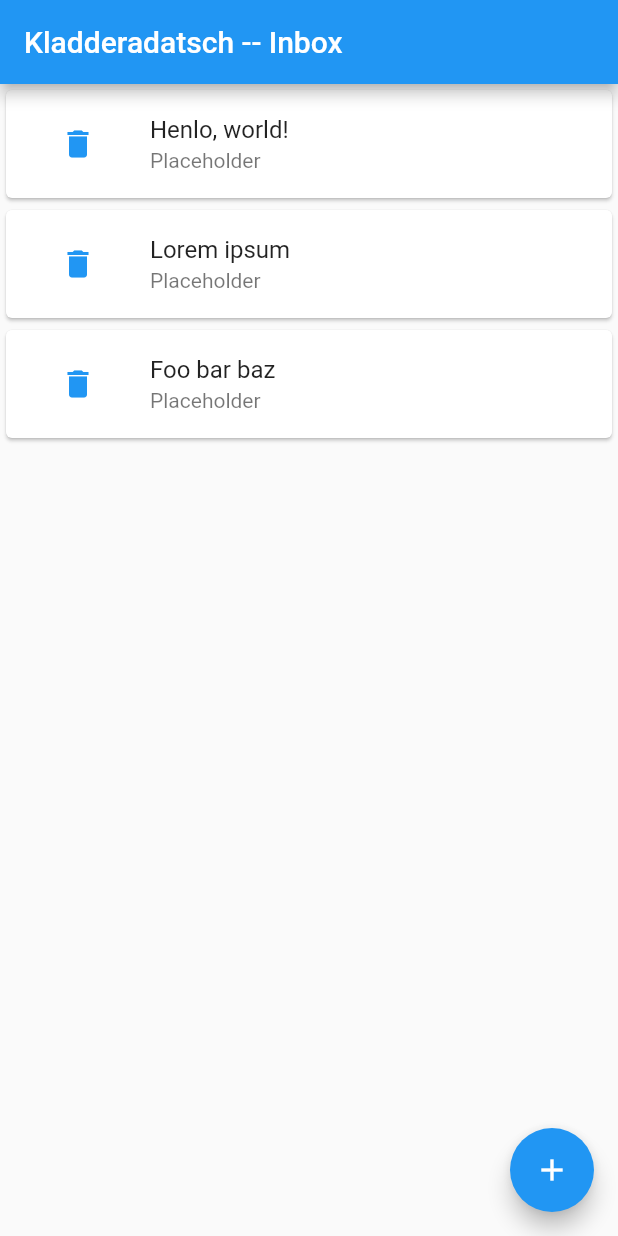
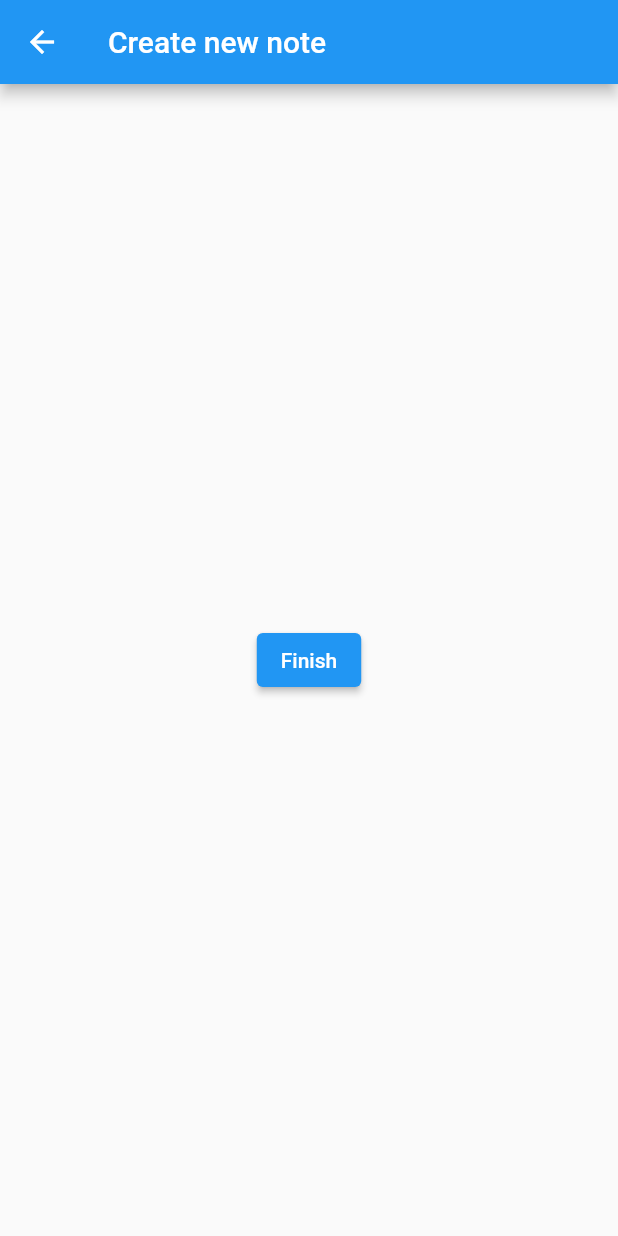
Before and after one commit to MaxNerius/kladderadatsch, a Flutter app: the screen it shows after launch, after a tap on the "add" icon, on a phone screen of 412 x 824 dp. Run offline on Flutter 3.47's test engine with Material 2 defaults, Android fonts, the light colour scheme and no system bars.

Commit message:
Flesh out the note creation process
Users get navigated to a `NoteCreationRoute`, which will be a form
(in the future) that returns the freshly created note to the parent
widget which, in turn, will add it to the app's global state.

```diff
--- a/lib/main.dart
+++ b/lib/main.dart
@@ -93,12 +93,27 @@ class DrawerRoute extends StatelessWidget {
   @override
   Widget build(BuildContext context) {
     return Consumer<NotesModel>(
-      builder: (context, notesState, child) => Container(
-        child: child ?? ListView(
+      builder: (context, notesState, _) => ListView(
         children: [
           for (var todo in notesState.notes)
             TodoCardRoute(note: todo),
         ],
+      ),
+    );
+  }
+}
+
+class NoteCreationRoute extends StatelessWidget {
+  const NoteCreationRoute({super.key});
+
+  @override
+  Widget build(BuildContext context) {
+    return Scaffold(
+      appBar: AppBar(title: const Text('Create new note')),
+      body: Center(
+        child: ElevatedButton(
+          child: const Text('Finish'),
+          onPressed: () => Navigator.pop(context, Note(title: 'I come from the CreationRoute!')),
         ),
       ),
     );
@@ -110,17 +125,30 @@ class HomePageController extends StatelessWidget {
 
   @override
   Widget build(BuildContext context) {
-    return Scaffold(
+    return Consumer<NotesModel>(builder: (context, notesState, _) =>
+      Scaffold(
         appBar: AppBar(
           title: const Text("Kladderadatsch -- Inbox"),
         ),
         body: DrawerRoute(),
         floatingActionButton: FloatingActionButton(
-        onPressed: () => print("TODO: launch note creation page"),
+          onPressed: () async {
+            Note res = await _navigateNoteCreationRoute(context);
+            notesState.addNote(res);
+          },
           tooltip: "Add a new note",
           child: const Icon(Icons.add),
         ),
+      ),
     );
+  }
+
+  Future<Note> _navigateNoteCreationRoute(BuildContext context) async {
+    final result = await Navigator.push(
+      context,
+      MaterialPageRoute(builder: (contex) => NoteCreationRoute()),
+    );
+    return result;
   }
 }
 
```
Lines whose indentation alone changed are shown as unchanged.
